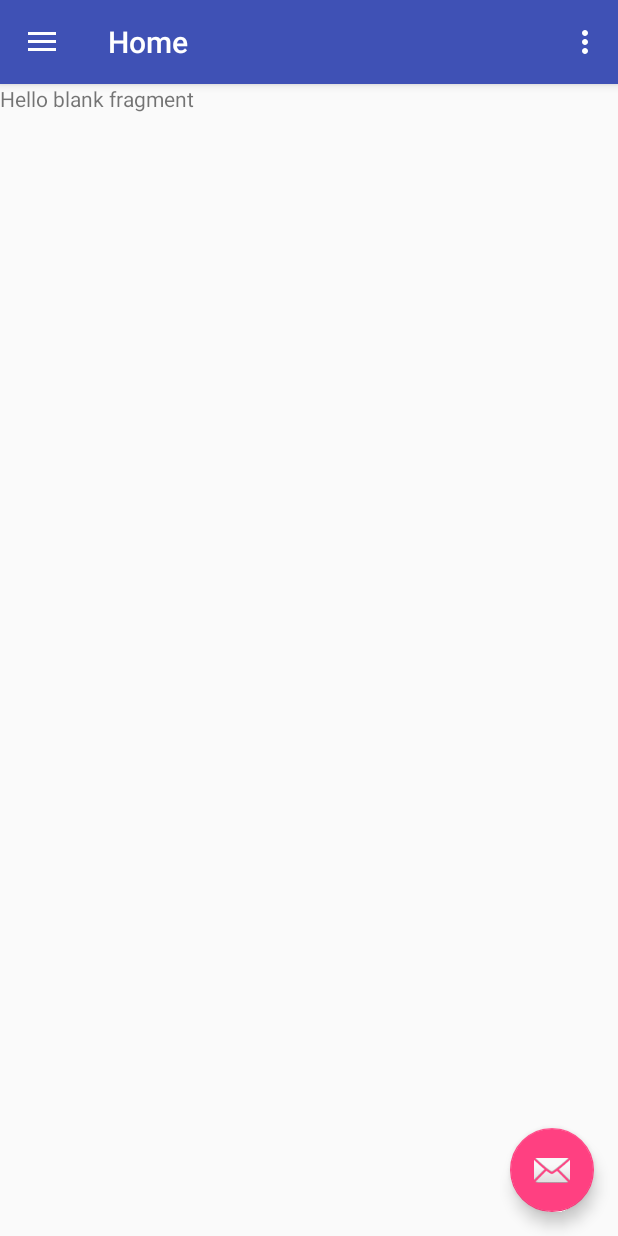
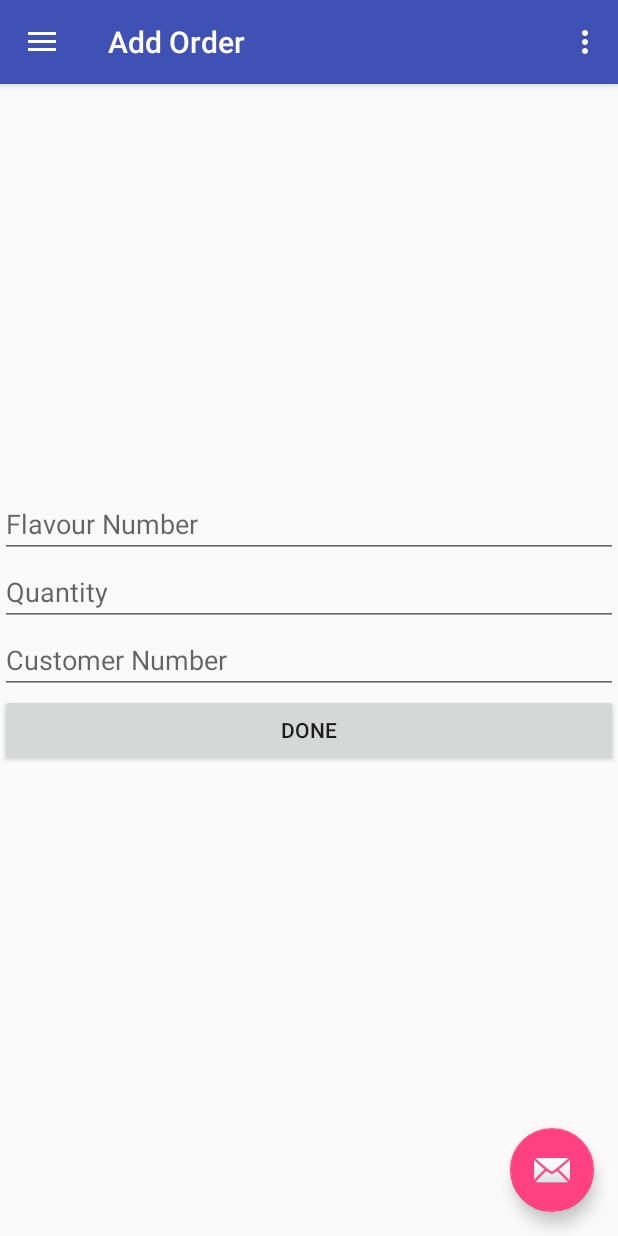
Before and after one commit to Mumbai2017/team-2, an Android app: the fragment AddOrder placed in its activity, on a phone screen of 412 x 824 dp. Run offline under Robolectric (Android 15) with nearby library versions, the phone set to English and light mode, and no system bars.

Commit message:
AddOrder change1

```diff
--- a/ChaakriApp/app/src/main/java/com/cfg/chaakri/chaakri/AddOrder.java
+++ b/ChaakriApp/app/src/main/java/com/cfg/chaakri/chaakri/AddOrder.java
@@ -70,7 +70,7 @@ public class AddOrder extends Fragment {
         // NOTE : We are calling the onFragmentInteraction() declared in the MainActivity
         // ie we are sending "Fragment 1" as title parameter when fragment1 is activated
         if (mListener != null) {
-            mListener.onFragmentInteraction("Home");
+            mListener.onFragmentInteraction("Add Order");
         }
 
         return view;
@@ -81,7 +81,7 @@ public class AddOrder extends Fragment {
     // TODO: Rename method, update argument and hook method into UI event
     public void onButtonPressed(Uri uri) {
         if (mListener != null) {
-            mListener.onFragmentInteraction("Order List");
+            mListener.onFragmentInteraction("Add Order");
         }
     }
 
--- a/ChaakriApp/app/src/main/res/layout/fragment_add_order.xml
+++ b/ChaakriApp/app/src/main/res/layout/fragment_add_order.xml
@@ -5,9 +5,47 @@
     tools:context="com.cfg.chaakri.chaakri.AddOrder">
 
     <!-- TODO: Update blank fragment layout -->
-    <TextView
+    <RelativeLayout
         android:layout_width="match_parent"
-        android:layout_height="match_parent"
-        android:text="@string/hello_blank_fragment" />
+        android:layout_height="match_parent">
+
+        <EditText
+            android:id="@+id/editFlav"
+            android:layout_width="match_parent"
+            android:layout_height="wrap_content"
+            android:layout_above="@+id/editQuan"
+            android:ems="10"
+            android:hint="Flavour Number"
+            android:inputType="number" />
+
+        <EditText
+            android:id="@+id/editQuan"
+            android:layout_width="match_parent"
+            android:layout_height="wrap_content"
+            android:layout_above="@+id/editNumber"
+            android:ems="10"
+            android:hint="Quantity"
+            android:inputType="number" />
+
+        <EditText
+            android:id="@+id/editNumber"
+            android:layout_width="match_parent"
+            android:layout_height="wrap_content"
+            android:layout_centerVertical="true"
+            android:ems="10"
+            android:hint="Customer Number"
+            android:inputType="phone" />
+
+        <Button
+            android:id="@+id/button2"
+            android:layout_width="match_parent"
+            android:layout_height="wrap_content"
+            android:layout_below="@+id/editNumber"
+            android:layout_centerHorizontal="true"
+            android:text="DONE" />
+
+
+    </RelativeLayout>
+
 
 </FrameLayout>
```
